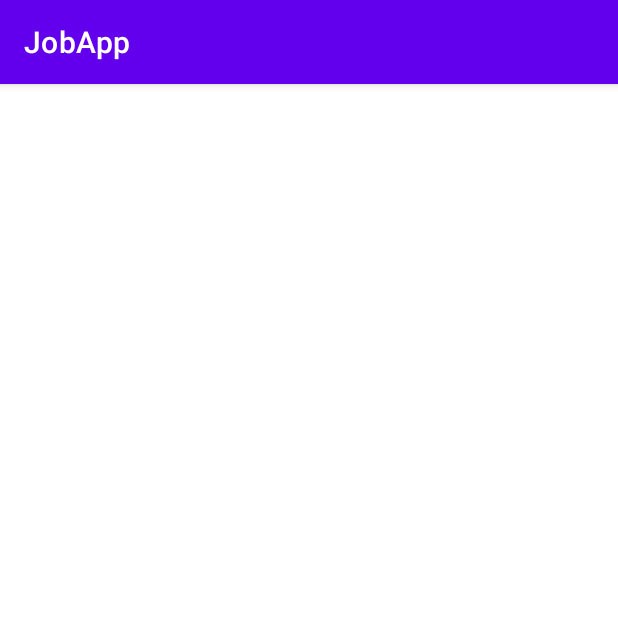
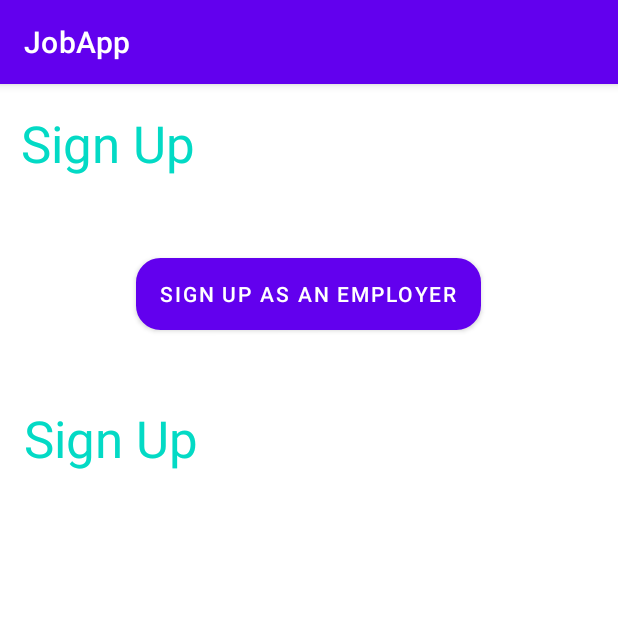
Before and after one commit to SKS246/Stonehill-Hackathon-App, an Android app: the screen it shows after launch (LoginActivity), on a phone screen of 412 x 824 dp, the top half of it. Run offline under Robolectric (Android 15) with nearby library versions, the phone set to English and light mode, and no system bars.

Commit message:
changes in activity_login

```diff
--- /dev/null
+++ b/app/src/main/res/drawable/bg_button_white.xml
@@ -0,0 +1,11 @@
+<?xml version="1.0" encoding="utf-8"?>
+<shape xmlns:android="http://schemas.android.com/apk/res/android"
+    android:shape="rectangle">
+
+    <corners android:radius="15dp" />
+    <solid android:color="@color/theme2"/>
+    <stroke android:color="@color/white"
+        android:width="2dp"/>
+
+
+</shape>
--- a/app/src/main/res/layout/activity_login.xml
+++ b/app/src/main/res/layout/activity_login.xml
@@ -1,4 +1,5 @@
 <?xml version="1.0" encoding="utf-8"?>
+
 <androidx.constraintlayout.widget.ConstraintLayout xmlns:android="http://schemas.android.com/apk/res/android"
     xmlns:app="http://schemas.android.com/apk/res-auto"
     xmlns:tools="http://schemas.android.com/tools"
@@ -6,4 +7,45 @@
     android:layout_height="match_parent"
     tools:context=".LoginActivity">
 
+    <TextView
+        android:id="@+id/textView"
+        android:layout_width="wrap_content"
+        android:layout_height="wrap_content"
+        android:text="Sign Up"
+        android:textAppearance="@style/TextAppearance.AppCompat.Display1"
+        android:textColor="@color/teal_200"
+        app:layout_constraintBottom_toBottomOf="parent"
+        app:layout_constraintHorizontal_bias="0.048"
+        app:layout_constraintLeft_toLeftOf="parent"
+        app:layout_constraintRight_toRightOf="parent"
+        app:layout_constraintTop_toTopOf="parent"
+        app:layout_constraintVertical_bias="0.023" />
+
+    <TextView
+        android:id="@+id/textView2"
+        android:layout_width="wrap_content"
+        android:layout_height="wrap_content"
+        android:text="Sign Up"
+        android:textAppearance="@style/TextAppearance.AppCompat.Display1"
+        android:textColor="@color/teal_200"
+        app:layout_constraintBottom_toBottomOf="parent"
+        app:layout_constraintHorizontal_bias="0.054"
+        app:layout_constraintLeft_toLeftOf="parent"
+        app:layout_constraintRight_toRightOf="parent"
+        app:layout_constraintTop_toTopOf="parent"
+        app:layout_constraintVertical_bias="0.295" />
+
+    <Button
+        android:id="@+id/button"
+        android:layout_width="wrap_content"
+        android:layout_height="wrap_content"
+        android:background="@drawable/bg_button_white"
+        android:text="Sign up as an Employer"
+        app:layout_constraintBottom_toBottomOf="parent"
+        app:layout_constraintHorizontal_bias="0.497"
+        app:layout_constraintLeft_toLeftOf="parent"
+        app:layout_constraintRight_toRightOf="parent"
+        app:layout_constraintTop_toTopOf="parent"
+        app:layout_constraintVertical_bias="0.161" />
+
 </androidx.constraintlayout.widget.ConstraintLayout>
```
